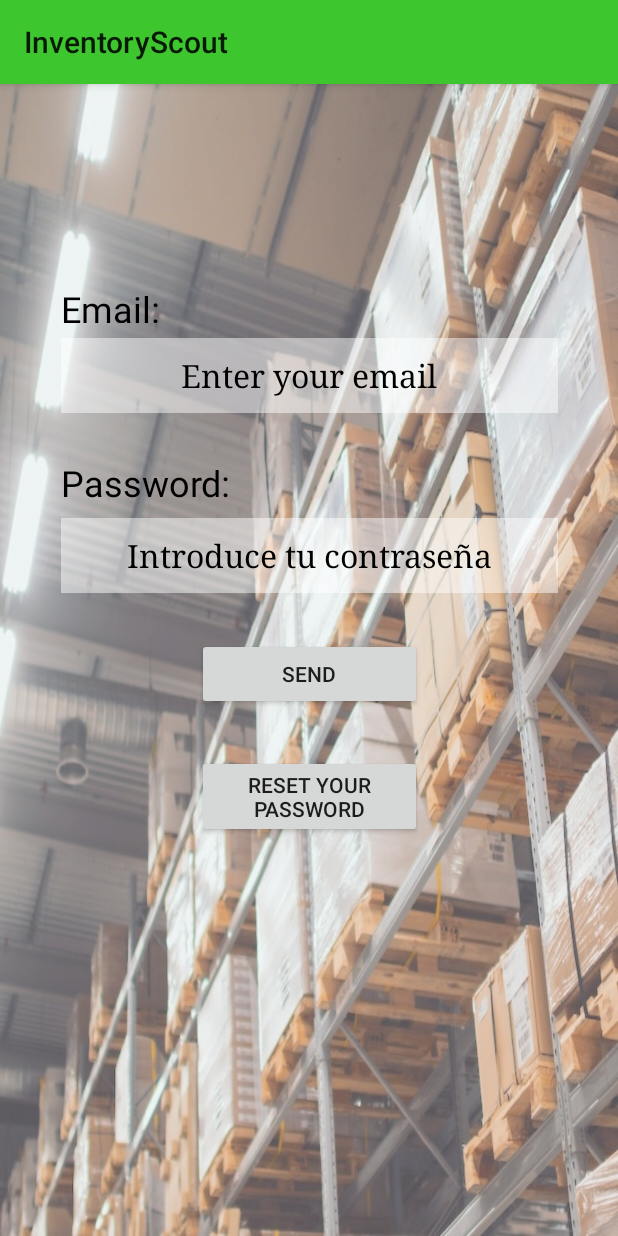
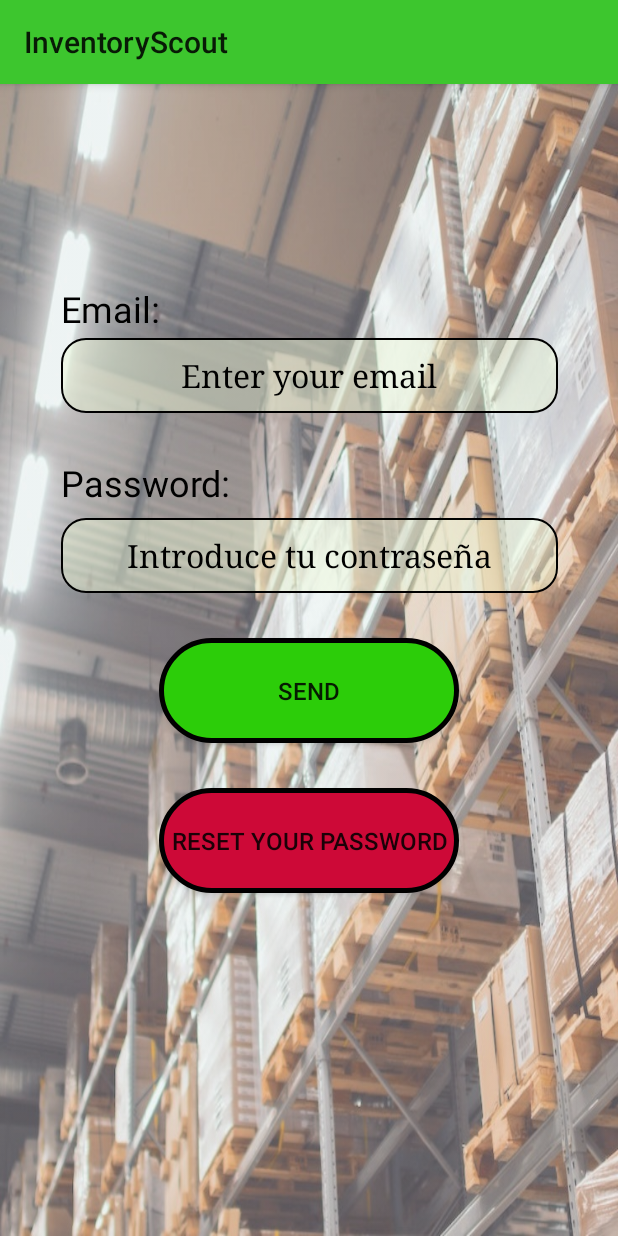
Before and after one commit to FcoJAA/InventoryScout, an Android app: the login screen opened directly, with no data from a screen before it, on a phone screen of 412 x 824 dp. Run offline under Robolectric (Android 15) with nearby library versions, the phone set to English and light mode, and no system bars; our stand-ins replace Firebase (no records; nobody signed in at launch, a user with empty details on screens opened directly).

Commit message:
change: log_activity interface

```diff
--- /dev/null
+++ b/app/src/main/res/drawable/boton2_log.xml
@@ -0,0 +1,15 @@
+<?xml version="1.0" encoding="utf-8"?>
+<shape xmlns:android="http://schemas.android.com/apk/res/android" android:shape="rectangle">
+
+    <solid android:color="#CD0937"></solid>
+
+    <corners
+        android:bottomLeftRadius="50dp"
+        android:bottomRightRadius="50dp"
+        android:topLeftRadius="50dp"
+        android:topRightRadius="50dp">
+    </corners>
+    <size android:width="150dp" android:height="70dp"></size>
+    <stroke android:color="#000" android:width="3dp"></stroke>
+
+</shape>
--- /dev/null
+++ b/app/src/main/res/drawable/boton_log.xml
@@ -0,0 +1,15 @@
+<?xml version="1.0" encoding="utf-8"?>
+<shape xmlns:android="http://schemas.android.com/apk/res/android" android:shape="rectangle">
+
+    <solid android:color="#2CCD09"></solid>
+
+    <corners
+        android:bottomLeftRadius="50dp"
+        android:bottomRightRadius="50dp"
+        android:topLeftRadius="50dp"
+        android:topRightRadius="50dp">
+    </corners>
+    <size android:width="150dp" android:height="70dp"></size>
+    <stroke android:color="#000" android:width="3dp"></stroke>
+
+</shape>
--- /dev/null
+++ b/app/src/main/res/drawable/et1.xml
@@ -0,0 +1,11 @@
+<?xml version="1.0" encoding="utf-8"?>
+<shape xmlns:android="http://schemas.android.com/apk/res/android">
+    <stroke
+        android:width="1dp"
+        android:color="#000" />
+    <solid android:color="#74EDF8D8"></solid>
+    <corners android:topRightRadius="16dp"
+        android:topLeftRadius="16dp"
+        android:bottomRightRadius="16dp"
+        android:bottomLeftRadius="16dp"></corners>
+</shape>
--- a/app/src/main/res/layout/activity_login.xml
+++ b/app/src/main/res/layout/activity_login.xml
@@ -38,8 +38,7 @@
             android:layout_width="match_parent"
             android:layout_height="50dp"
             android:autoSizeTextType="uniform"
-            android:background="@color/purple_500"
-            android:backgroundTint="#7AFFFFFF"
+            android:background="@drawable/et1"
             android:backgroundTintMode="src_in"
             android:ems="10"
             android:hint="Enter your email"
@@ -71,8 +70,7 @@
             android:layout_width="match_parent"
             android:layout_height="50dp"
             android:autoSizeTextType="uniform"
-            android:background="@color/purple_500"
-            android:backgroundTint="#7AFFFFFF"
+            android:background="@drawable/et1"
             android:backgroundTintMode="src_in"
             android:ems="10"
             android:hint="Introduce tu contraseña"
@@ -89,11 +87,13 @@
 
         <Button
             android:id="@+id/btn1login"
-            android:layout_width="150dp"
+            android:layout_width="200dp"
             android:layout_height="wrap_content"
             android:layout_gravity="center"
+            android:background="@drawable/boton_log"
             android:onClick="login"
-            android:text="send" />
+            android:text="send"
+            android:textSize="16sp" />
 
         <Space
             android:layout_width="match_parent"
@@ -101,11 +101,13 @@
 
         <Button
             android:id="@+id/btn2login"
-            android:layout_width="150dp"
+            android:layout_width="200dp"
             android:layout_height="wrap_content"
             android:layout_gravity="center"
+            android:background="@drawable/boton2_log"
             android:onClick="changeToResetPassword"
-            android:text="Reset your password" />
+            android:text="Reset your password"
+            android:textSize="16sp" />
 
     </LinearLayout>
 </androidx.constraintlayout.widget.ConstraintLayout>
```
